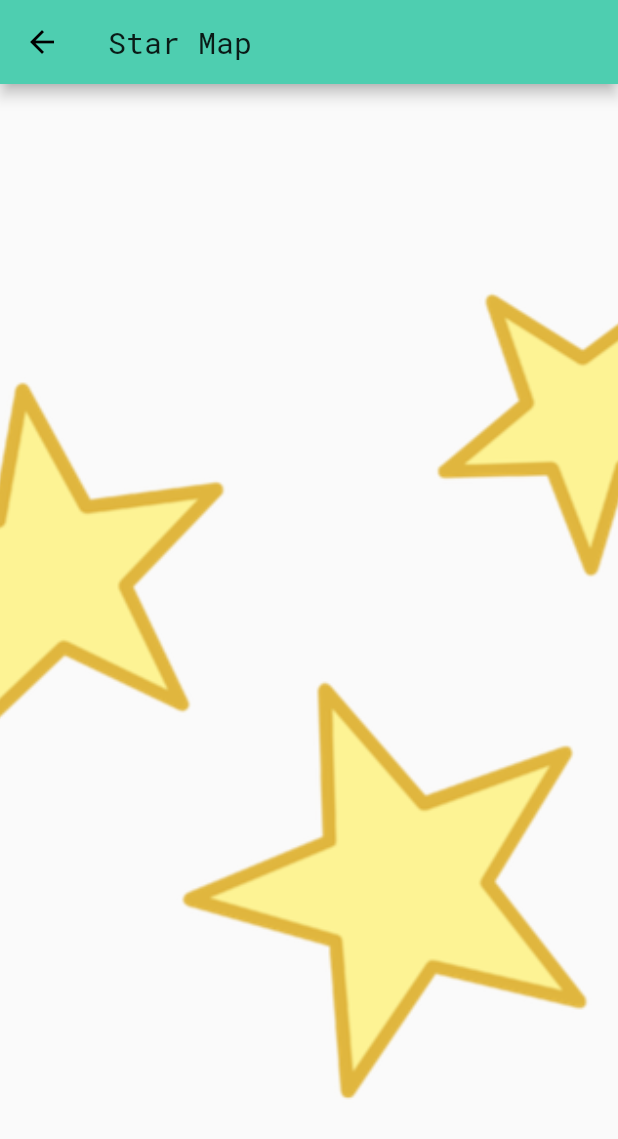
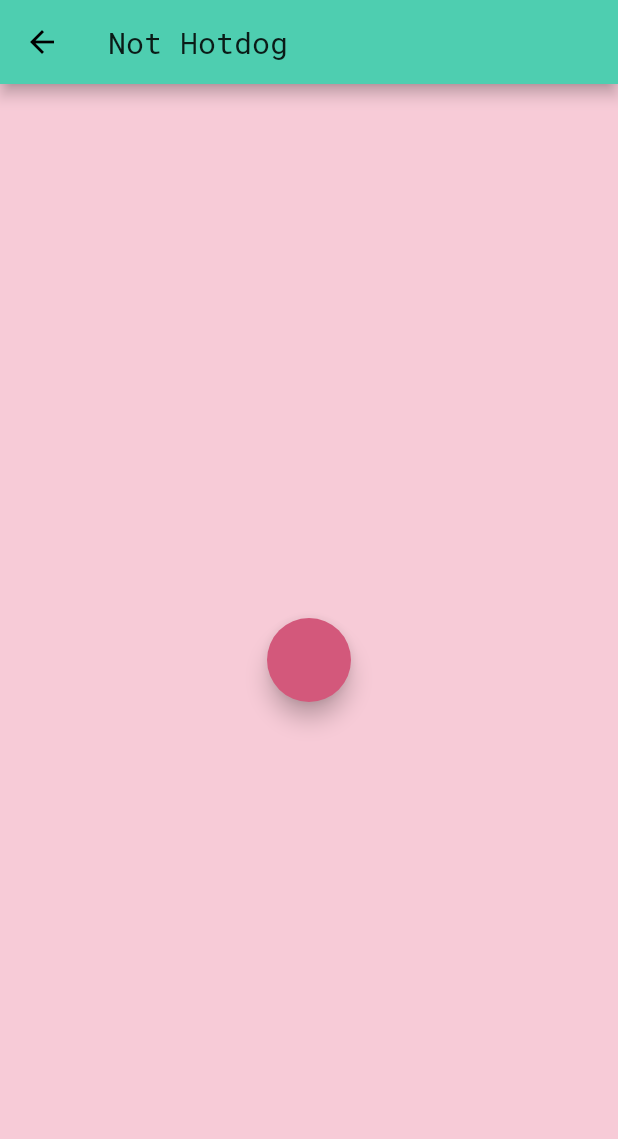
Before and after one commit to jordanmcadoo/devfest-flutter, a Flutter app: the screen it shows after launch, after a tap on "Star Map", on a phone screen of 412 x 824 dp. Shown: the top 1139 px of the screen. Run offline on Flutter 3.47's test engine with Material 2 defaults, Android fonts, the phone set to English and light mode, and no system bars; our stand-ins replace image_picker.

Commit message:
added button to open gallery

```diff
--- a/witch_app/lib/grid_list.dart
+++ b/witch_app/lib/grid_list.dart
@@ -4,6 +4,7 @@
 
 import 'package:flutter/material.dart';
 import 'custom_theme.dart' as Theme;
+import 'not_hotdog.dart' as HotdogApp;
 
 const double _kMinFlingVelocity = 800.0;
 
@@ -145,17 +146,21 @@ class GridDemoPhotoItem extends StatelessWidget {
   void showPhoto(BuildContext context) {
     Navigator.push(context, MaterialPageRoute<void>(
         builder: (BuildContext context) {
-          return Scaffold(
-            appBar: AppBar(
-                title: Text(photo.title)
-            ),
-            body: SizedBox.expand(
-              child: Hero(
-                tag: photo.tag,
-                child: GridPhotoViewer(photo: photo),
-              ),
-            ),
-          );
+          return HotdogApp.NotHotdog();
+
+//          return Scaffold(
+//            appBar: AppBar(
+//                title: Text(photo.title)
+//            ),
+//            body: SizedBox.expand(
+//              child: Hero(
+//                tag: photo.tag,
+//                child: GridPhotoViewer(photo: photo),
+//              ),
+//            ),
+//          );
+
+
         }
     ));
   }
--- /dev/null
+++ b/witch_app/lib/not_hotdog.dart
@@ -0,0 +1,20 @@
+import 'package:image_picker/image_picker.dart';
+import 'package:flutter/material.dart';
+import 'custom_theme.dart' as Theme;
+
+class NotHotdog extends StatelessWidget {
+  Future getImage() async {
+    var image = await ImagePicker.pickImage(source: ImageSource.gallery);
+  }
+  Widget build(BuildContext context) {
+    return Scaffold(
+        appBar: AppBar(
+          title: Text('Not Hotdog'),
+        ),
+        backgroundColor: Theme.CustomColors.lightPink[500],
+        body: Center(
+          child: FloatingActionButton(onPressed: getImage)
+        )
+    );
+  }
+}
--- a/witch_app/pubspec.yaml
+++ b/witch_app/pubspec.yaml
@@ -15,6 +15,8 @@ environment:
 dependencies:
   flutter:
     sdk: flutter
+
+  image_picker:
 
   # The following adds the Cupertino Icons font to your application.
   # Use with the CupertinoIcons class for iOS style icons.
```
Also changed, not shown: 6 other files.
